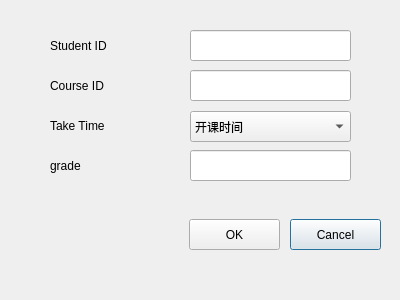
Above: insertgrade.ui from awmleer/grade-management before the change. Below: the same form after it.
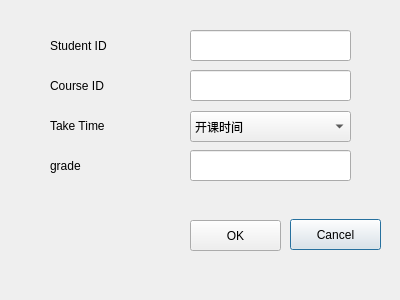
That is the form after the change. Icons and pictures are not drawn.

```diff
--- a/insertgrade.ui
+++ b/insertgrade.ui
@@ -91,8 +91,8 @@
   <widget class="QPushButton" name="pushButton">
    <property name="geometry">
     <rect>
-     <x>189</x>
-     <y>219</y>
+     <x>190</x>
+     <y>220</y>
      <width>91</width>
      <height>31</height>
     </rect>
```
